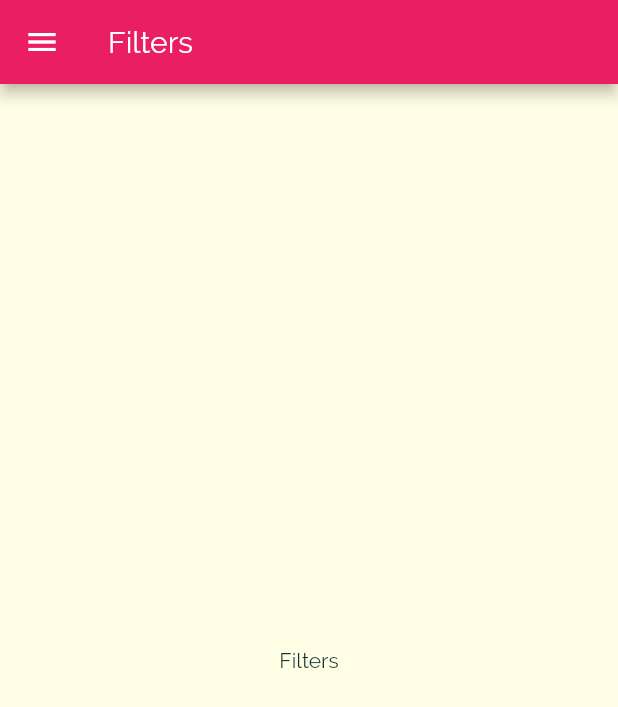
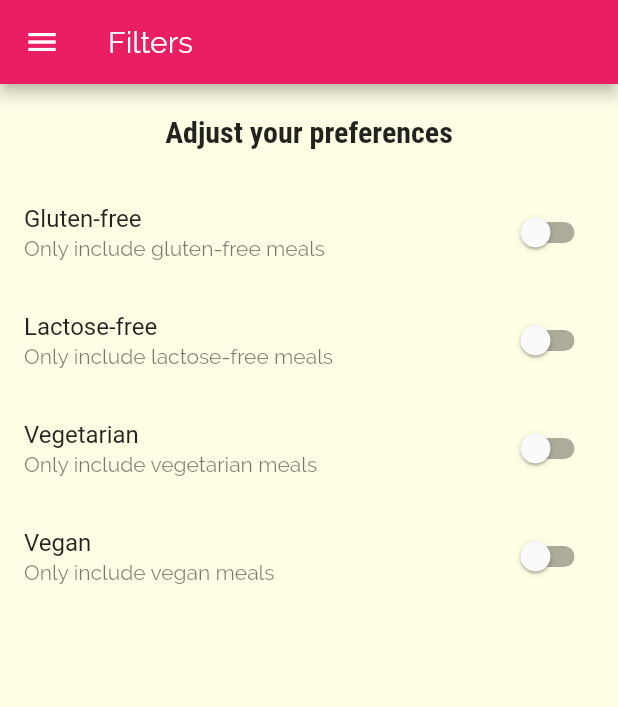
Before and after one commit to pottekkat/Food-App, a Flutter app: the FiltersScreen screen opened by its route, on a phone screen of 412 x 824 dp. Shown: the top 707 px of the screen. Run offline on Flutter 3.47's test engine with Material 2 defaults, Android fonts, the phone set to English and light mode, and no system bars.

Commit message:
updated and added the filterscreen

```diff
--- a/lib/screens/filtersScreen.dart
+++ b/lib/screens/filtersScreen.dart
@@ -1,8 +1,31 @@
 import '../widgets/mainDrawer.dart';
 import 'package:flutter/material.dart';
 
-class FiltersScreen extends StatelessWidget {
+class FiltersScreen extends StatefulWidget {
   static const routeName = '/filters';
+
+  @override
+  _FiltersScreenState createState() => _FiltersScreenState();
+}
+
+class _FiltersScreenState extends State<FiltersScreen> {
+  bool _glutenFree = false;
+  bool _vegitarian = false;
+  bool _vegan = false;
+  bool _lactoseFree = false;
+
+  Widget _buildSwitchListTile(String title, String description,
+      bool currentValue, Function updateValue) {
+    return SwitchListTile(
+      title: Text(title),
+      value: currentValue,
+      subtitle: Text(
+        description,
+      ),
+      onChanged: updateValue,
+    );
+  }
+
   @override
   Widget build(BuildContext context) {
     return Scaffold(
@@ -10,8 +33,53 @@
         title: Text('Filters'),
       ),
       drawer: MainDrawer(),
-      body: Center(
-        child: Text('Filters'),
+      body: Column(
+        children: <Widget>[
+          Container(
+            padding: EdgeInsets.all(20),
+            child: Text('Adjust your preferences',
+                style: Theme.of(context).textTheme.title),
+          ),
+          Expanded(
+            child: ListView(
+              children: <Widget>[
+                _buildSwitchListTile('Gluten-free',
+                    'Only include gluten-free meals',
+                    _glutenFree,
+                    (newValue) {
+                  setState(() {
+                    _glutenFree = newValue;
+                  });
+                }),
+
+                _buildSwitchListTile('Lactose-free',
+                    'Only include lactose-free meals',
+                    _lactoseFree,
+                    (newValue) {
+                  setState(() {
+                    _lactoseFree = newValue;
+                  });
+                }),
+                _buildSwitchListTile('Vegetarian',
+                    'Only include vegetarian meals',
+                    _vegitarian,
+                    (newValue) {
+                  setState(() {
+                    _vegitarian = newValue;
+                  });
+                }),
+                _buildSwitchListTile('Vegan',
+                    'Only include vegan meals',
+                    _vegan,
+                    (newValue) {
+                  setState(() {
+                    _vegan = newValue;
+                  });
+                }),
+              ],
+            ),
+          ),
+        ],
       ),
     );
   }
```
